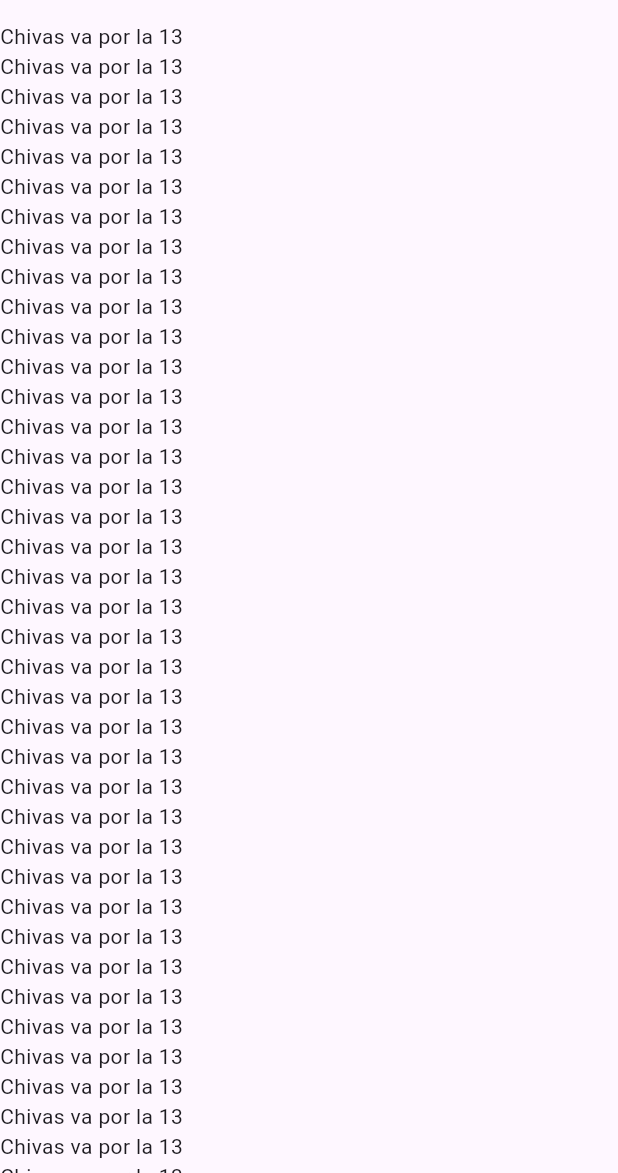
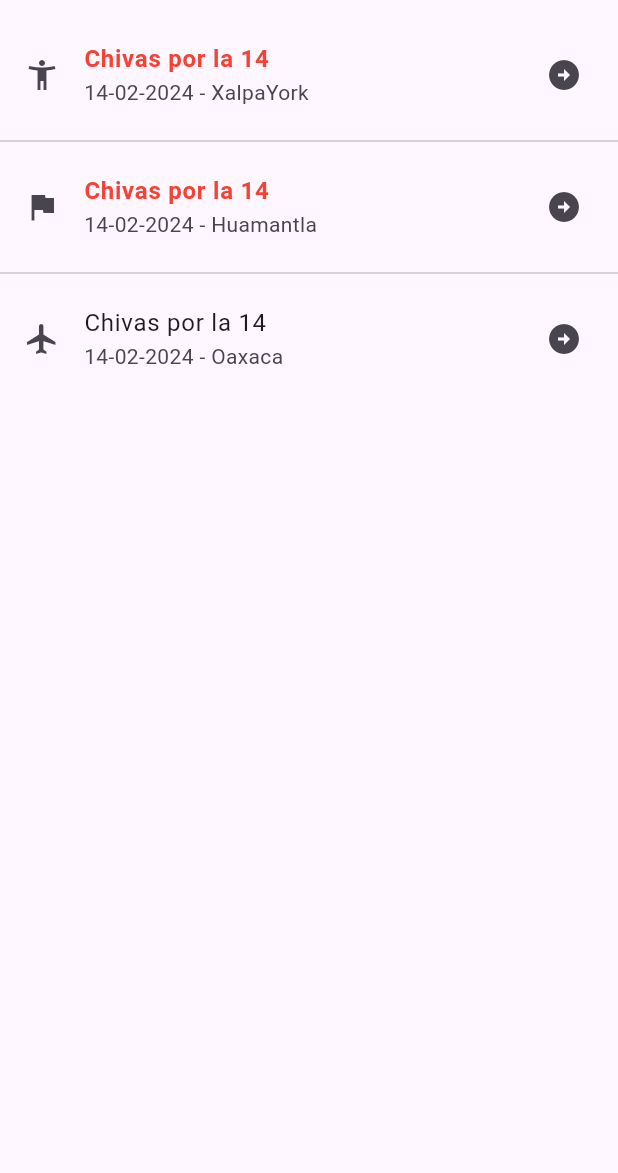
Before and after one commit to juanpablotv/componentes_flutter, a Flutter app: the screen it shows after launch, on a phone screen of 412 x 824 dp, the part 63-1236 px from its top. Run offline on Flutter 3.47's test engine with Material 3 defaults, Android fonts, the phone set to English and light mode, and no system bars.

Commit message:
Adding ListTitle to the ListView

```diff
--- a/lib/home_screeen.dart
+++ b/lib/home_screeen.dart
@@ -11,71 +11,32 @@ class HomeScreen extends StatelessWidget {
         ), // appBar
         body: ListView(
           children: const [
-            Text('Chivas va por la 13'),
-            Text('Chivas va por la 13'),
-            Text('Chivas va por la 13'),
-            Text('Chivas va por la 13'),
-            Text('Chivas va por la 13'),
-            Text('Chivas va por la 13'),
-            Text('Chivas va por la 13'),
-            Text('Chivas va por la 13'),
-            Text('Chivas va por la 13'),
-            Text('Chivas va por la 13'),
-            Text('Chivas va por la 13'),
-            Text('Chivas va por la 13'),
-            Text('Chivas va por la 13'),
-            Text('Chivas va por la 13'),
-            Text('Chivas va por la 13'),
-            Text('Chivas va por la 13'),
-            Text('Chivas va por la 13'),
-            Text('Chivas va por la 13'),
-            Text('Chivas va por la 13'),
-            Text('Chivas va por la 13'),
-            Text('Chivas va por la 13'),
-            Text('Chivas va por la 13'),
-            Text('Chivas va por la 13'),
-            Text('Chivas va por la 13'),
-            Text('Chivas va por la 13'),
-            Text('Chivas va por la 13'),
-            Text('Chivas va por la 13'),
-            Text('Chivas va por la 13'),
-            Text('Chivas va por la 13'),
-            Text('Chivas va por la 13'),
-            Text('Chivas va por la 13'),
-            Text('Chivas va por la 13'),
-            Text('Chivas va por la 13'),
-            Text('Chivas va por la 13'),
-            Text('Chivas va por la 13'),
-            Text('Chivas va por la 13'),
-            Text('Chivas va por la 13'),
-            Text('Chivas va por la 13'),
-            Text('Chivas va por la 13'),
-            Text('Chivas va por la 13'),
-            Text('Chivas va por la 13'),
-            Text('Chivas va por la 13'),
-            Text('Chivas va por la 13'),
-            Text('Chivas va por la 13'),
-            Text('Chivas va por la 13'),
-            Text('Chivas va por la 13'),
-            Text('Chivas va por la 13'),
-            Text('Chivas va por la 13'),
-            Text('Chivas va por la 13'),
-            Text('Chivas va por la 13'),
-            Text('Chivas va por la 13'),
-            Text('Chivas va por la 13'),
-            Text('Chivas va por la 13'),
-            Text('Chivas va por la 13'),
-            Text('Chivas va por la 13'),
-            Text('Chivas va por la 13'),
-            Text('Chivas va por la 13'),
-            Text('Chivas va por la 13'),
-            Text('Chivas va por la 13'),
-            Text('Chivas va por la 13'),
-            Text('Chivas va por la 13'),
-            Text('Chivas va por la 13'),
-            Text('Chivas va por la 13'),
-            Text('Chivas va por la 13'),
-            Text('Chivas va por la 13'),
+            ListTile(
+              leading: Icon(Icons.accessibility_new_sharp),
+              title: Text('Chivas por la 14',
+                      style: TextStyle(color: Colors.red, fontWeight: FontWeight.bold)),
+              subtitle: Text('14-02-2024 - XalpaYork'),
+              trailing: Icon(Icons.arrow_circle_right),
+            ),
+            Divider(),
+            ListTile(
+              leading: Icon(Icons.flag),
+              title: Text('Chivas por la 14',
+                      style: TextStyle(color: Colors.red, fontWeight: FontWeight.bold),
+                      ),
+              subtitle: Text('14-02-2024 - Huamantla'),
+              trailing: Icon(Icons.arrow_circle_right),
+
+            ),
+            Divider(),
+            ListTile(
+              leading: Icon(Icons.flight),
+              title: Text('Chivas por la 14'),
+              subtitle: Text('14-02-2024 - Oaxaca'),
+              trailing: Icon(Icons.arrow_circle_right),
+
+            )
+
           ],
         )
 
```
